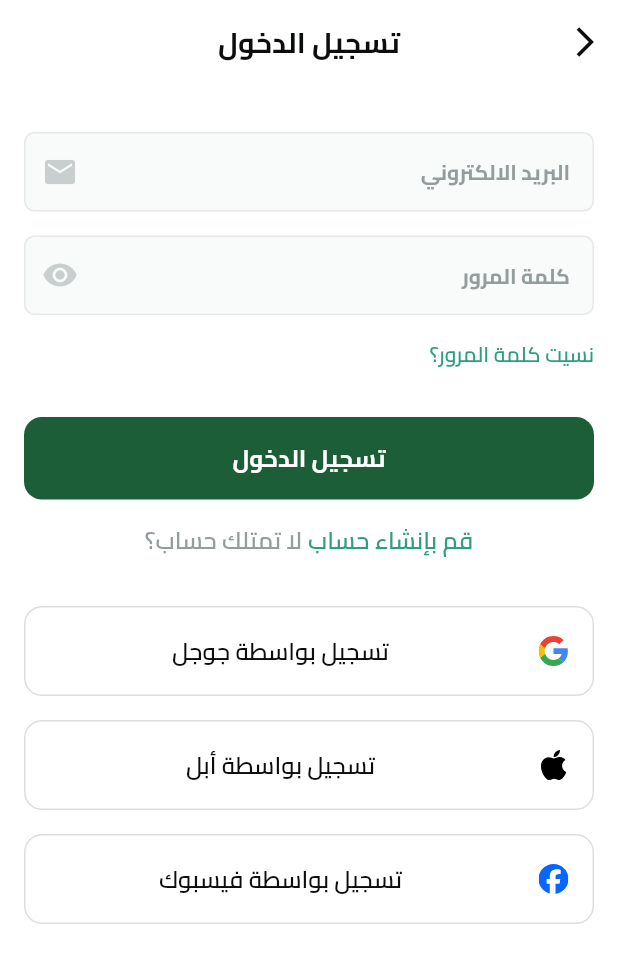
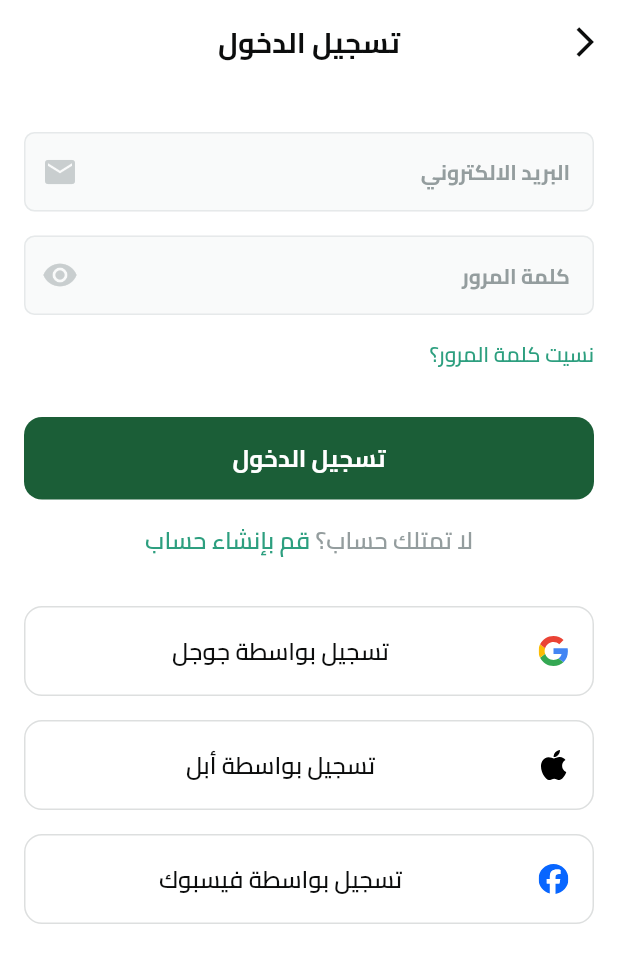
Before and after one commit to mohamedatta24/fruits_ecommerce, a Flutter app: the LoginView screen opened directly, on a phone screen of 412 x 824 dp. Shown: the top 963 px of the screen. Run offline on Flutter 3.47's test engine with Material 3 defaults, Android fonts, the light colour scheme and no system bars; our stand-ins replace dots_indicator, flutter_svg, shared_preferences; accounts and stored records are empty.

Commit message:
kHorizontalPadding

```diff
--- a/lib/constants.dart
+++ b/lib/constants.dart
@@ -1 +1,2 @@
 const String kIsOnBoardingViewSeen = "isOnBoardingViewSeen";
+const double kHorizontalPadding = 16.0;
--- a/lib/features/OnBoarding/presentation/views/widgets/on_boarding_view_body.dart
+++ b/lib/features/OnBoarding/presentation/views/widgets/on_boarding_view_body.dart
@@ -56,7 +56,7 @@ class _OnBoardingViewBodyState extends State<OnBoardingViewBody> {
           maintainState: true,
           visible: currentIndex == 1 ? true : false,
           child: Padding(
-            padding: const EdgeInsets.symmetric(horizontal: 16.0),
+            padding: const EdgeInsets.symmetric(horizontal: kHorizontalPadding),
             child: CustomButton(
               text: "ابدأ الان",
               onTap: () {
--- a/lib/features/auth/presentation/views/widgets/dont_have_an_account.dart
+++ b/lib/features/auth/presentation/views/widgets/dont_have_an_account.dart
@@ -10,6 +10,14 @@ class DontHaveAnAccount extends StatelessWidget {
     return Row(
       mainAxisAlignment: MainAxisAlignment.center,
       children: [
+        const Text(
+          "لا تمتلك حساب؟ ",
+          style: TextStyle(
+            color: Color(0xff949D9E),
+            fontSize: 16.0,
+            fontWeight: FontWeight.w600,
+          ),
+        ),
         GestureDetector(
           onTap: () {
             Navigator.push(
@@ -30,15 +38,6 @@ class DontHaveAnAccount extends StatelessWidget {
             ),
           ),
         ),
-        const SizedBox(width: 4.0),
-        const Text(
-          "لا تمتلك حساب؟",
-          style: TextStyle(
-            color: Color(0xff949D9E),
-            fontSize: 16.0,
-            fontWeight: FontWeight.w600,
-          ),
-        ),
       ],
     );
   }
--- a/lib/features/auth/presentation/views/widgets/login_view_body.dart
+++ b/lib/features/auth/presentation/views/widgets/login_view_body.dart
@@ -1,4 +1,5 @@
 import 'package:flutter/material.dart';
+import 'package:fruits_ecommerce/constants.dart';
 import 'package:fruits_ecommerce/core/utils/app_images.dart';
 import 'package:fruits_ecommerce/core/widgets/custom_button.dart';
 import 'package:fruits_ecommerce/features/auth/presentation/views/widgets/custom_text_form_field.dart';
@@ -13,7 +14,8 @@ class LoginViewBody extends StatelessWidget {
   @override
   Widget build(BuildContext context) {
     return Padding(
-      padding: const EdgeInsets.symmetric(horizontal: 16.0),
+      padding: const EdgeInsets.symmetric(horizontal: kHorizontalPadding),
+      child: SingleChildScrollView(
         child: Column(
           crossAxisAlignment: CrossAxisAlignment.start,
           children: [
@@ -50,6 +52,7 @@ class LoginViewBody extends StatelessWidget {
             ),
           ],
         ),
+      ),
     );
   }
 }
```
Also changed, not shown: lib/features/auth/presentation/views/widgets/signup_view_body.dart (+3 -4 lines). Lines whose indentation alone changed are shown as unchanged.
